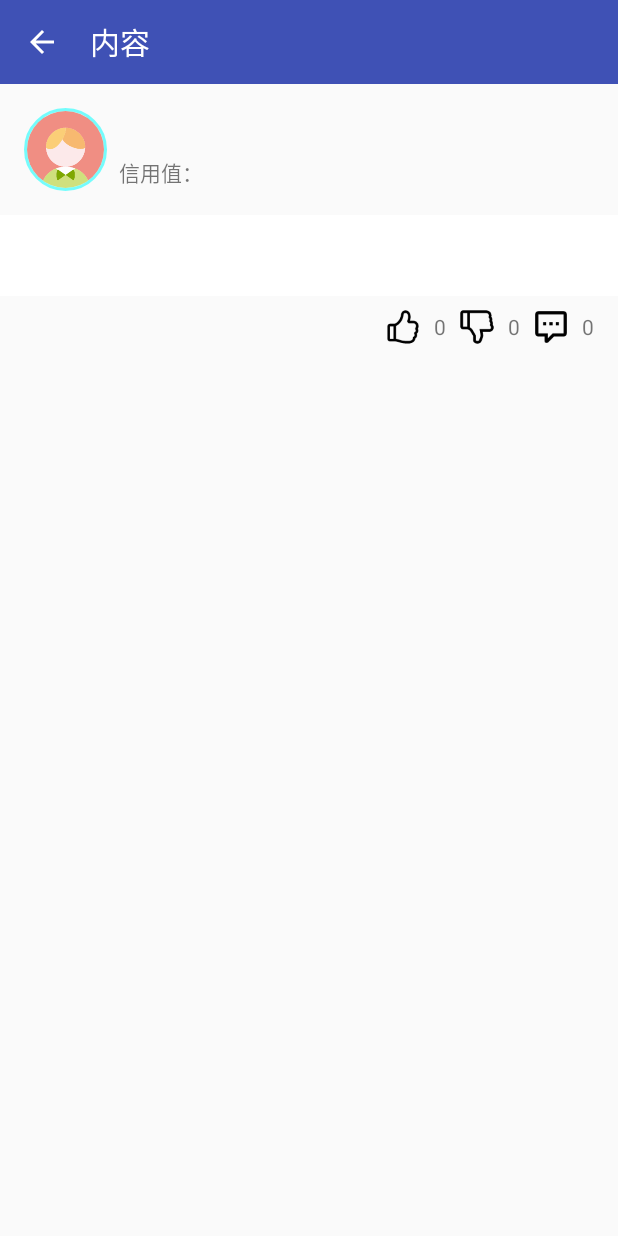
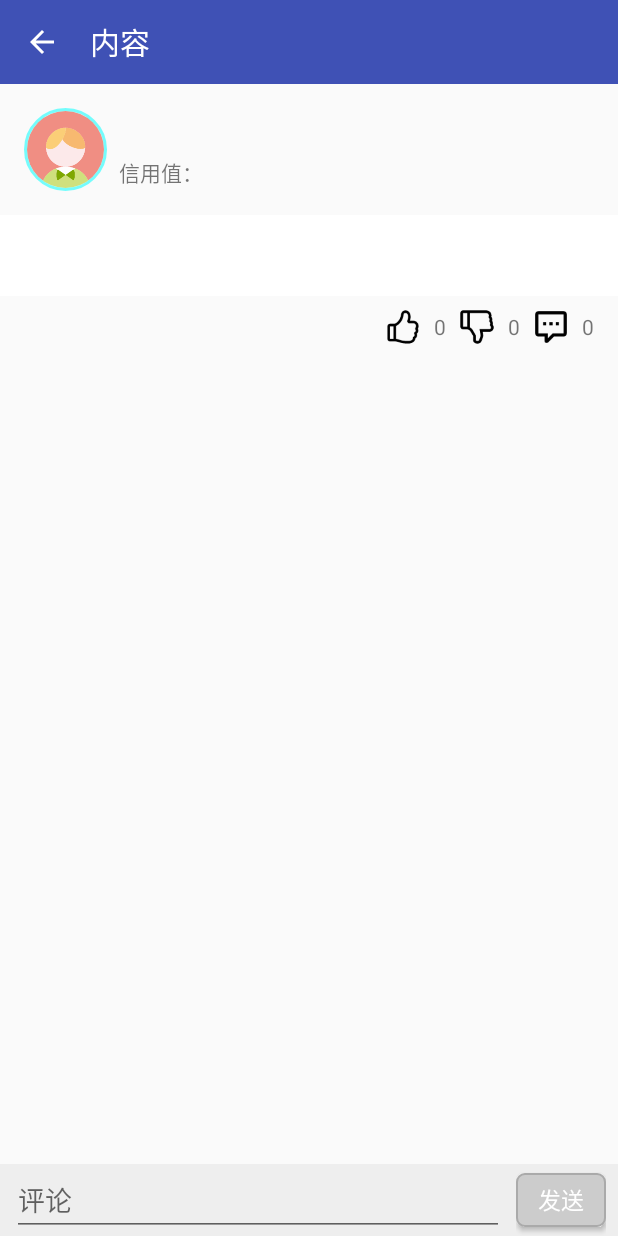
Before and after one commit to coolcm/graduation-project, an Android app: the ContentActivity screen opened directly, with no data from a screen before it, on a phone screen of 412 x 824 dp. Run offline under Robolectric (Android 15) with nearby library versions, the phone set to English and light mode, and no system bars; our stand-ins replace CircleImageView.

Commit message:
具体内容界面添加评论功能

```diff
--- a/app/src/main/java/com/example/graduationproject/activity/ContentActivity.java
+++ b/app/src/main/java/com/example/graduationproject/activity/ContentActivity.java
@@ -1,21 +1,41 @@
 package com.example.graduationproject.activity;
 
+import android.content.Context;
 import android.content.Intent;
 import android.support.v7.app.AppCompatActivity;
 import android.os.Bundle;
+import android.support.v7.widget.LinearLayoutManager;
+import android.support.v7.widget.RecyclerView;
 import android.support.v7.widget.Toolbar;
+import android.text.Editable;
+import android.text.TextUtils;
+import android.text.TextWatcher;
 import android.view.MenuItem;
 import android.view.View;
+import android.view.inputmethod.InputMethodManager;
 import android.widget.Button;
+import android.widget.EditText;
+import android.widget.ScrollView;
 import android.widget.TextView;
 
 import com.example.graduationproject.R;
+import com.example.graduationproject.adapter.CommentItemAdapter;
+import com.example.graduationproject.bean.CommentItemBean;
 import com.example.graduationproject.bean.ListItemBean;
+import com.example.graduationproject.bean.UserInfoBean;
+import com.example.graduationproject.utils.MyCache;
+
+import java.util.ArrayList;
+import java.util.List;
 
 import de.hdodenhof.circleimageview.CircleImageView;
 
 public class ContentActivity extends AppCompatActivity implements View.OnClickListener{
 
+    List<CommentItemBean> list = new ArrayList<>();
+    CommentItemAdapter commentItemAdapter;
+    LinearLayoutManager linearLayoutManager;
+    ScrollView scrollView;
     TextView textView;
     CircleImageView userImageView;
     TextView userNameView;
@@ -27,6 +47,9 @@ public class ContentActivity extends AppCompatActivity implements View.OnClickLi
     TextView disagreeView;
     Button commentButton;
     TextView commentView;
+    RecyclerView commentRecyclerView;
+    EditText commentEditText;
+    Button sendCommentButton;
 
     @Override
     protected void onCreate(Bundle savedInstanceState) {
@@ -37,6 +60,7 @@ public class ContentActivity extends AppCompatActivity implements View.OnClickLi
         setSupportActionBar(toolbar);
         getSupportActionBar().setDisplayHomeAsUpEnabled(true);
         getSupportActionBar().setHomeButtonEnabled(true);
+        scrollView = findViewById(R.id.scroll_view);
         textView = findViewById(R.id.content_text_view);
         userNameView = findViewById(R.id.content_user_name);
         userCreditView = findViewById(R.id.content_user_credit);
@@ -47,9 +71,13 @@ public class ContentActivity extends AppCompatActivity implements View.OnClickLi
         agreeView = findViewById(R.id.content_num_of_agree);
         disagreeView = findViewById(R.id.content_num_of_disagree);
         commentView = findViewById(R.id.content_num_of_comment);
+        commentRecyclerView = findViewById(R.id.comment_recycler_view);
+        commentEditText = findViewById(R.id.comment_edit_text);
+        sendCommentButton = findViewById(R.id.send_comment_button);
         agreeButton.setOnClickListener(this);
         disagreeButton.setOnClickListener(this);
         commentButton.setOnClickListener(this);
+        sendCommentButton.setOnClickListener(this);
         Intent intent = getIntent();
         listItem = (ListItemBean) intent.getSerializableExtra("content");
         if (listItem != null) {
@@ -60,6 +88,31 @@ public class ContentActivity extends AppCompatActivity implements View.OnClickLi
             disagreeView.setText(String.valueOf(listItem.getItemDisagree()));
             commentView.setText(String.valueOf(listItem.getItemComment()));
         }
+        linearLayoutManager = new LinearLayoutManager(this);
+        commentItemAdapter = new CommentItemAdapter(list);
+        commentRecyclerView.setLayoutManager(linearLayoutManager);
+        commentRecyclerView.setAdapter(commentItemAdapter);
+        sendCommentButton.setActivated(false);
+        commentEditText.addTextChangedListener(new TextWatcher() {
+            @Override
+            public void beforeTextChanged(CharSequence charSequence, int i, int i1, int i2) {
+
+            }
+
+            @Override
+            public void onTextChanged(CharSequence charSequence, int i, int i1, int i2) {
+                if (TextUtils.isEmpty(charSequence.toString())) {
+                    sendCommentButton.setActivated(false);
+                } else {
+                    sendCommentButton.setActivated(true);
+                }
+            }
+
+            @Override
+            public void afterTextChanged(Editable editable) {
+
+            }
+        });
     }
 
     @Override
@@ -76,6 +129,7 @@ public class ContentActivity extends AppCompatActivity implements View.OnClickLi
     @Override
     public void onClick(View view) {
         Button button;
+        InputMethodManager inputMethodManager;
         switch (view.getId()) {
             case R.id.agree_button:
                 button = (Button) view;
@@ -98,13 +152,32 @@ public class ContentActivity extends AppCompatActivity implements View.OnClickLi
                 }
                 break;
             case R.id.comment_button:
-                button = (Button) view;
-                if (button.isActivated()) {
-                    button.setActivated(false);
-                } else {
-                    button.setActivated(true);
+                commentEditText.requestFocus();
+                inputMethodManager = (InputMethodManager)this.getSystemService(Context.INPUT_METHOD_SERVICE);
+                if (inputMethodManager != null) {
+                    inputMethodManager.toggleSoftInput(0, InputMethodManager.HIDE_NOT_ALWAYS);
                 }
                 break;
+            case R.id.send_comment_button:
+                button = (Button) view;
+                if (!button.isActivated()) {
+                    break;
+                }
+                String content = commentEditText.getText().toString();
+                UserInfoBean userInfo = (UserInfoBean) MyCache.getCache(this, "user");
+                if (userInfo != null) {
+                    CommentItemBean commentItem = new CommentItemBean(content, userInfo.getUserName(), userInfo.getCredit(), listItem.getUserName());
+                    list.add(commentItem);
+                    commentItemAdapter.notifyItemInserted(list.size() - 1);
+                    linearLayoutManager.scrollToPositionWithOffset(list.size() - 1, 0);
+                    commentEditText.setText(null);
+                    commentEditText.clearFocus();
+                    inputMethodManager = (InputMethodManager)this.getSystemService(Context.INPUT_METHOD_SERVICE);
+                    if (inputMethodManager != null) {
+                        inputMethodManager.toggleSoftInput(0, InputMethodManager.HIDE_NOT_ALWAYS);
+                    }
+                    scrollView.fullScroll(ScrollView.FOCUS_DOWN);
+                }
         }
     }
 }
--- /dev/null
+++ b/app/src/main/java/com/example/graduationproject/adapter/CommentItemAdapter.java
@@ -0,0 +1,59 @@
+package com.example.graduationproject.adapter;
+
+import android.support.v7.widget.RecyclerView;
+import android.view.LayoutInflater;
+import android.view.View;
+import android.view.ViewGroup;
+import android.widget.TextView;
+
+import com.example.graduationproject.R;
+import com.example.graduationproject.bean.CommentItemBean;
+
+import java.util.List;
+
+import de.hdodenhof.circleimageview.CircleImageView;
+
+/**
+ * Created by csn on 2018/3/17.
+ */
+
+public class CommentItemAdapter extends RecyclerView.Adapter<CommentItemAdapter.ViewHolder> {
+    private List<CommentItemBean> list;
+
+    public CommentItemAdapter(List<CommentItemBean> list) {
+        this.list = list;
+    }
+
+    @Override
+    public ViewHolder onCreateViewHolder(ViewGroup parent, int viewType) {
+        View view = LayoutInflater.from(parent.getContext()).inflate(R.layout.item_comment, parent, false);
+        return new ViewHolder(view);
+    }
+
+    @Override
+    public void onBindViewHolder(ViewHolder holder, int position) {
+        holder.nameView.setText(list.get(position).getCommentatorName());
+        holder.creditView.setText(String.valueOf(list.get(position).getCommentatorCredit()));
+        holder.contentView.setText(list.get(position).getContent());
+    }
+
+    @Override
+    public int getItemCount() {
+        return list.size();
+    }
+
+    static class ViewHolder extends RecyclerView.ViewHolder {
+        CircleImageView commentatorImage;
+        TextView nameView;
+        TextView creditView;
+        TextView contentView;
+
+        public ViewHolder(View itemView) {
+            super(itemView);
+            commentatorImage = itemView.findViewById(R.id.commentator_image);
+            nameView = itemView.findViewById(R.id.commentator_name);
+            creditView = itemView.findViewById(R.id.commentator_credit);
+            contentView = itemView.findViewById(R.id.comment_content);
+        }
+    }
+}
--- a/app/src/main/res/drawable/selector_comment_btn.xml
+++ b/app/src/main/res/drawable/selector_comment_btn.xml
@@ -1,5 +1,5 @@
 <?xml version="1.0" encoding="utf-8"?>
 <selector xmlns:android="http://schemas.android.com/apk/res/android">
-    <item android:drawable="@drawable/comment" android:state_activated="false"/>
-    <item android:drawable="@drawable/comment_active" android:state_activated="true"/>
+    <item android:drawable="@drawable/comment" android:state_pressed="false"/>
+    <item android:drawable="@drawable/comment_active" android:state_pressed="true"/>
 </selector>
--- /dev/null
+++ b/app/src/main/res/drawable/selector_send_comment_btn.xml
@@ -0,0 +1,6 @@
+<?xml version="1.0" encoding="utf-8"?>
+<selector xmlns:android="http://schemas.android.com/apk/res/android">
+    <item android:drawable="@drawable/btn_normal" android:state_activated="true" android:state_pressed="false"/>
+    <item android:drawable="@drawable/btn_press" android:state_activated="true" android:state_pressed="true"/>
+    <item android:drawable="@drawable/send_btn_inactive" android:state_activated="false" />
+</selector>
--- /dev/null
+++ b/app/src/main/res/drawable/send_btn_inactive.xml
@@ -0,0 +1,13 @@
+<?xml version="1.0" encoding="UTF-8"?>
+<shape
+    xmlns:android="http://schemas.android.com/apk/res/android"
+    android:shape="rectangle">
+    <solid android:color="#FFCCCCCC" />
+    <stroke android:color="@android:color/darker_gray" android:width="1dp"/>
+    <corners android:radius="5dip" />
+    <padding
+       android:left="10dp"
+       android:top="10dp"
+       android:right="10dp"
+       android:bottom="10dp" />
+</shape>
--- a/app/src/main/res/layout/activity_content.xml
+++ b/app/src/main/res/layout/activity_content.xml
@@ -1,6 +1,8 @@
 <?xml version="1.0" encoding="utf-8"?>
 <LinearLayout xmlns:android="http://schemas.android.com/apk/res/android"
     xmlns:app="http://schemas.android.com/apk/res-auto"
+    android:focusableInTouchMode="true"
+    android:focusable="true"
     android:orientation="vertical"
     android:layout_width="match_parent"
     android:layout_height="match_parent">
@@ -8,8 +10,10 @@
     <include layout="@layout/toolbar" />
 
     <ScrollView
+        android:id="@+id/scroll_view"
+        android:layout_weight="1"
         android:layout_width="match_parent"
-        android:layout_height="match_parent">
+        android:layout_height="0dp">
 
         <RelativeLayout
             android:layout_width="match_parent"
@@ -67,11 +71,13 @@
                 android:layout_height="wrap_content" />
 
             <LinearLayout
+                android:id="@+id/utils_linear_layout"
                 android:orientation="horizontal"
                 android:layout_below="@id/content_text_view"
                 android:layout_alignParentRight="true"
                 android:paddingTop="8dp"
                 android:paddingRight="8dp"
+                android:layout_marginBottom="8dp"
                 android:layout_width="wrap_content"
                 android:layout_height="wrap_content">
 
@@ -121,7 +127,55 @@
                     android:layout_height="match_parent" />
 
             </LinearLayout>
+
+            <android.support.v7.widget.RecyclerView
+                android:paddingLeft="16dp"
+                android:paddingRight="16dp"
+                android:layout_below="@+id/utils_linear_layout"
+                android:background="@android:color/white"
+                android:id="@+id/comment_recycler_view"
+                android:layout_width="match_parent"
+                android:layout_height="match_parent" />
         </RelativeLayout>
 
     </ScrollView>
+
+    <LinearLayout
+        android:orientation="horizontal"
+        android:layout_gravity="bottom"
+        android:background="#FFEEEEEE"
+        android:paddingLeft="8dp"
+        android:paddingRight="8dp"
+        android:layout_width="match_parent"
+        android:layout_height="wrap_content">
+
+        <EditText
+            android:hint="评论"
+            android:id="@+id/comment_edit_text"
+            android:layout_weight="1"
+            android:layout_width="0dp"
+            android:maxLines="5"
+            android:scrollbars="vertical"
+            android:layout_height="wrap_content" />
+
+        <LinearLayout
+            android:layout_gravity="bottom"
+            android:paddingLeft="8dp"
+            android:layout_width="wrap_content"
+            android:layout_height="48dp">
+
+            <Button
+                android:text="发送"
+                android:textSize="15sp"
+                android:padding="0dp"
+                android:textColor="@android:color/white"
+                android:layout_gravity="center"
+                android:background="@drawable/selector_send_comment_btn"
+                android:id="@+id/send_comment_button"
+                android:layout_width="60dp"
+                android:layout_height="36dp" />
+
+        </LinearLayout>
+
+    </LinearLayout>
 </LinearLayout>
```
Also changed, not shown: app/src/main/java/com/example/graduationproject/bean/CommentItemBean.java (added, +63 -0 lines), app/src/main/res/layout/item_comment.xml (added, +56 -0 lines).
